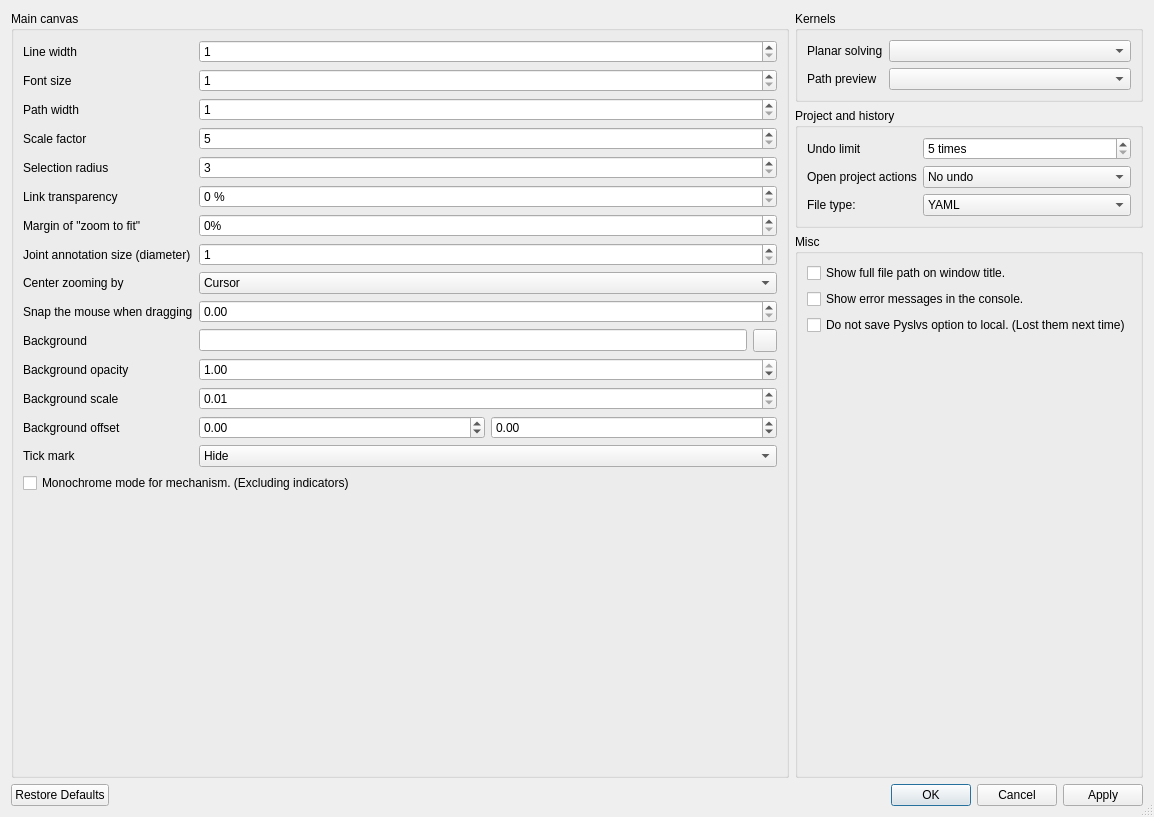
Before: the Qt Designer form core/io/preference.ui in KmolYuan/Pyslvs-UI, drawn with Qt 5.
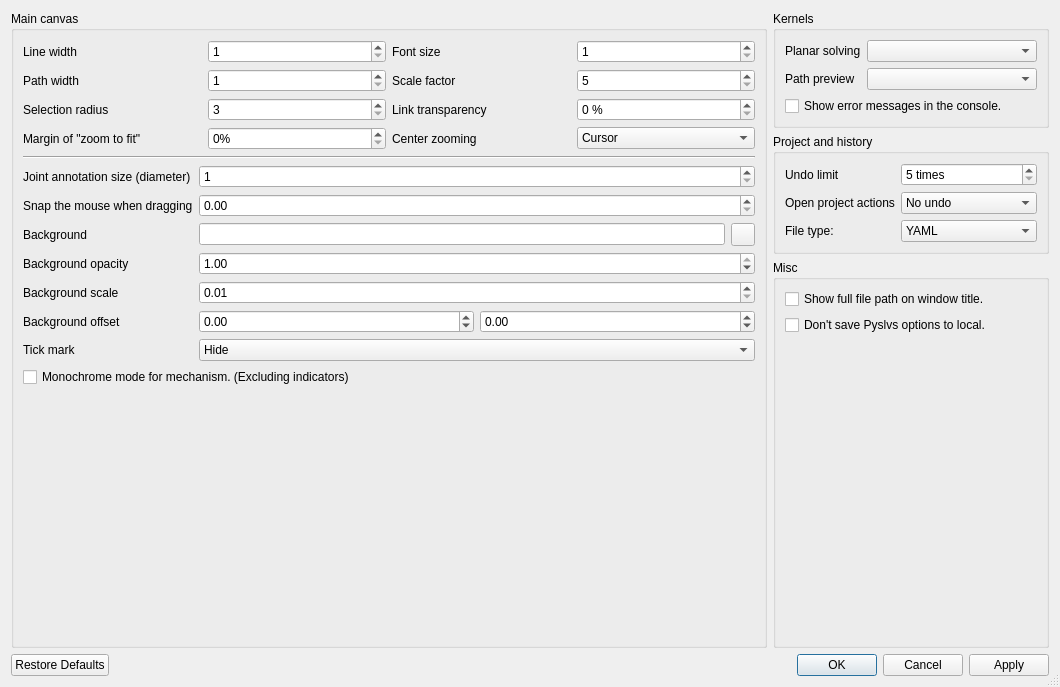
After: the same form once the commit is applied. Icons and pictures are not drawn.

Commit message: Improve preferences dialog.

Diff of the .ui file:
```diff
--- a/core/io/preference.ui
+++ b/core/io/preference.ui
@@ -6,8 +6,8 @@
    <rect>
     <x>0</x>
     <y>0</y>
-    <width>1154</width>
-    <height>817</height>
+    <width>1060</width>
+    <height>687</height>
    </rect>
   </property>
   <property name="windowTitle">
@@ -33,109 +33,22 @@
        </property>
        <layout class="QVBoxLayout" name="verticalLayout_3">
         <item>
-         <layout class="QFormLayout" name="formLayout">
-          <item row="0" column="0">
-           <widget class="QLabel" name="linewidth_label">
-            <property name="text">
-             <string>Line width</string>
-            </property>
-           </widget>
-          </item>
-          <item row="0" column="1">
-           <widget class="QSpinBox" name="line_width_option">
-            <property name="minimum">
-             <number>1</number>
-            </property>
-            <property name="maximum">
-             <number>10</number>
-            </property>
-            <property name="displayIntegerBase">
-             <number>10</number>
-            </property>
-           </widget>
-          </item>
-          <item row="1" column="0">
-           <widget class="QLabel" name="fontsize_label">
-            <property name="text">
-             <string>Font size</string>
-            </property>
-           </widget>
-          </item>
-          <item row="1" column="1">
-           <widget class="QSpinBox" name="font_size_option">
-            <property name="minimum">
-             <number>1</number>
-            </property>
-            <property name="maximum">
-             <number>30</number>
-            </property>
-            <property name="singleStep">
-             <number>2</number>
-            </property>
-           </widget>
-          </item>
-          <item row="2" column="0">
-           <widget class="QLabel" name="pathwidth_label">
-            <property name="text">
-             <string>Path width</string>
-            </property>
-           </widget>
-          </item>
-          <item row="2" column="1">
-           <widget class="QSpinBox" name="path_width_option">
-            <property name="minimum">
-             <number>1</number>
-            </property>
-            <property name="maximum">
-             <number>5</number>
-            </property>
-           </widget>
-          </item>
-          <item row="3" column="0">
+         <layout class="QGridLayout" name="gridLayout">
+          <item row="1" column="2">
            <widget class="QLabel" name="scalefactor_label">
             <property name="text">
              <string>Scale factor</string>
             </property>
            </widget>
           </item>
-          <item row="3" column="1">
-           <widget class="QSpinBox" name="scalefactor_option">
-            <property name="minimum">
-             <number>5</number>
-            </property>
-            <property name="maximum">
-             <number>100</number>
-            </property>
-            <property name="singleStep">
-             <number>5</number>
-            </property>
-           </widget>
-          </item>
-          <item row="4" column="0">
-           <widget class="QLabel" name="selectionradius_label">
-            <property name="text">
-             <string>Selection radius</string>
-            </property>
-           </widget>
-          </item>
-          <item row="4" column="1">
-           <widget class="QSpinBox" name="selection_radius_option">
-            <property name="minimum">
-             <number>3</number>
-            </property>
-            <property name="maximum">
-             <number>10</number>
-            </property>
-           </widget>
-          </item>
-          <item row="5" column="0">
+          <item row="2" column="2">
            <widget class="QLabel" name="linktransparency_label">
             <property name="text">
              <string>Link transparency</string>
             </property>
            </widget>
           </item>
-          <item row="5" column="1">
+          <item row="2" column="3">
            <widget class="QSpinBox" name="link_trans_option">
             <property name="suffix">
              <string> %</string>
@@ -148,14 +61,122 @@
             </property>
            </widget>
           </item>
-          <item row="6" column="0">
+          <item row="0" column="1">
+           <widget class="QSpinBox" name="line_width_option">
+            <property name="minimum">
+             <number>1</number>
+            </property>
+            <property name="maximum">
+             <number>10</number>
+            </property>
+            <property name="displayIntegerBase">
+             <number>10</number>
+            </property>
+           </widget>
+          </item>
+          <item row="2" column="0">
+           <widget class="QLabel" name="selectionradius_label">
+            <property name="text">
+             <string>Selection radius</string>
+            </property>
+           </widget>
+          </item>
+          <item row="2" column="1">
+           <widget class="QSpinBox" name="selection_radius_option">
+            <property name="minimum">
+             <number>3</number>
+            </property>
+            <property name="maximum">
+             <number>10</number>
+            </property>
+           </widget>
+          </item>
+          <item row="1" column="3">
+           <widget class="QSpinBox" name="scalefactor_option">
+            <property name="minimum">
+             <number>5</number>
+            </property>
+            <property name="maximum">
+             <number>100</number>
+            </property>
+            <property name="singleStep">
+             <number>5</number>
+            </property>
+           </widget>
+          </item>
+          <item row="0" column="0">
+           <widget class="QLabel" name="linewidth_label">
+            <property name="text">
+             <string>Line width</string>
+            </property>
+           </widget>
+          </item>
+          <item row="1" column="0">
+           <widget class="QLabel" name="pathwidth_label">
+            <property name="text">
+             <string>Path width</string>
+            </property>
+           </widget>
+          </item>
+          <item row="0" column="3">
+           <widget class="QSpinBox" name="font_size_option">
+            <property name="minimum">
+             <number>1</number>
+            </property>
+            <property name="maximum">
+             <number>30</number>
+            </property>
+            <property name="singleStep">
+             <number>2</number>
+            </property>
+           </widget>
+          </item>
+          <item row="0" column="2">
+           <widget class="QLabel" name="fontsize_label">
+            <property name="text">
+             <string>Font size</string>
+            </property>
+           </widget>
+          </item>
+          <item row="1" column="1">
+           <widget class="QSpinBox" name="path_width_option">
+            <property name="minimum">
+             <number>1</number>
+            </property>
+            <property name="maximum">
+             <number>5</number>
+            </property>
+           </widget>
+          </item>
+          <item row="3" column="2">
+           <widget class="QLabel" name="zoomby_label">
+            <property name="text">
+             <string>Center zooming</string>
+            </property>
+           </widget>
+          </item>
+          <item row="3" column="3">
+           <widget class="QComboBox" name="zoom_by_option">
+            <item>
+             <property name="text">
+              <string>Cursor</string>
+             </property>
+            </item>
+            <item>
+             <property name="text">
+              <string>Cavas center</string>
+             </property>
+            </item>
+           </widget>
+          </item>
+          <item row="3" column="0">
            <widget class="QLabel" name="marginfactor_label">
             <property name="text">
              <string>Margin of &quot;zoom to fit&quot;</string>
             </property>
            </widget>
           </item>
-          <item row="6" column="1">
+          <item row="3" column="1">
            <widget class="QSpinBox" name="margin_factor_option">
             <property name="suffix">
              <string>%</string>
@@ -168,14 +189,25 @@
             </property>
            </widget>
           </item>
-          <item row="7" column="0">
+         </layout>
+        </item>
+        <item>
+         <widget class="Line" name="line">
+          <property name="orientation">
+           <enum>Qt::Horizontal</enum>
+          </property>
+         </widget>
+        </item>
+        <item>
+         <layout class="QFormLayout" name="formLayout">
+          <item row="0" column="0">
            <widget class="QLabel" name="jointsize_label">
             <property name="text">
              <string>Joint annotation size (diameter)</string>
             </property>
            </widget>
           </item>
-          <item row="7" column="1">
+          <item row="0" column="1">
            <widget class="QSpinBox" name="joint_size_option">
             <property name="minimum">
              <number>1</number>
@@ -185,49 +217,28 @@
             </property>
            </widget>
           </item>
-          <item row="8" column="0">
-           <widget class="QLabel" name="zoomby_label">
-            <property name="text">
-             <string>Center zooming by</string>
-            </property>
-           </widget>
-          </item>
-          <item row="8" column="1">
-           <widget class="QComboBox" name="zoom_by_option">
-            <item>
-             <property name="text">
-              <string>Cursor</string>
-             </property>
-            </item>
-            <item>
-             <property name="text">
-              <string>Cavas center</string>
-             </property>
-            </item>
-           </widget>
-          </item>
-          <item row="9" column="0">
+          <item row="1" column="0">
            <widget class="QLabel" name="snap_label">
             <property name="text">
              <string>Snap the mouse when dragging</string>
             </property>
            </widget>
           </item>
-          <item row="9" column="1">
+          <item row="1" column="1">
            <widget class="QDoubleSpinBox" name="snap_option">
             <property name="maximum">
              <double>50.000000000000000</double>
             </property>
            </widget>
           </item>
-          <item row="10" column="0">
+          <item row="2" column="0">
            <widget class="QLabel" name="background_label">
             <property name="text">
              <string>Background</string>
             </property>
            </widget>
           </item>
-          <item row="10" column="1">
+          <item row="2" column="1">
            <layout class="QHBoxLayout" name="background_layout">
             <item>
              <widget class="QLineEdit" name="background_option">
@@ -246,14 +257,14 @@
             </item>
            </layout>
           </item>
-          <item row="11" column="0">
+          <item row="3" column="0">
            <widget class="QLabel" name="background_opacity_label">
             <property name="text">
              <string>Background opacity</string>
             </property>
            </widget>
           </item>
-          <item row="11" column="1">
+          <item row="3" column="1">
            <widget class="QDoubleSpinBox" name="background_opacity_option">
             <property name="maximum">
              <double>1.000000000000000</double>
@@ -266,14 +277,14 @@
             </property>
            </widget>
           </item>
-          <item row="12" column="0">
+          <item row="4" column="0">
            <widget class="QLabel" name="background_scale_label">
             <property name="text">
              <string>Background scale</string>
             </property>
            </widget>
           </item>
-          <item row="12" column="1">
+          <item row="4" column="1">
            <widget class="QDoubleSpinBox" name="background_scale_option">
             <property name="minimum">
              <double>0.010000000000000</double>
@@ -286,14 +297,14 @@
             </property>
            </widget>
           </item>
-          <item row="13" column="0">
+          <item row="5" column="0">
            <widget class="QLabel" name="background_offset_label">
             <property name="text">
              <string>Background offset</string>
             </property>
            </widget>
           </item>
-          <item row="13" column="1">
+          <item row="5" column="1">
            <layout class="QHBoxLayout" name="background_offset_layout">
             <item>
              <widget class="QDoubleSpinBox" name="background_offset_x_option">
@@ -317,14 +328,14 @@
             </item>
            </layout>
           </item>
-          <item row="14" column="0">
+          <item row="6" column="0">
            <widget class="QLabel" name="tick_mark_label">
             <property name="text">
              <string>Tick mark</string>
             </property>
            </widget>
           </item>
-          <item row="14" column="1">
+          <item row="6" column="1">
            <widget class="QComboBox" name="tick_mark_option">
             <item>
              <property name="text">
@@ -375,27 +386,38 @@
          <property name="title">
           <string>Kernels</string>
          </property>
-         <layout class="QFormLayout" name="formLayout_3">
-          <item row="0" column="0">
-           <widget class="QLabel" name="planarsolver_label">
-            <property name="text">
-             <string>Planar solving</string>
-            </property>
-           </widget>
+         <layout class="QVBoxLayout" name="verticalLayout_4">
+          <item>
+           <layout class="QFormLayout" name="formLayout_3">
+            <item row="0" column="0">
+             <widget class="QLabel" name="planarsolver_label">
+              <property name="text">
+               <string>Planar solving</string>
+              </property>
+             </widget>
+            </item>
+            <item row="0" column="1">
+             <widget class="QComboBox" name="planar_solver_option"/>
+            </item>
+            <item row="1" column="0">
+             <widget class="QLabel" name="pathpreview_label">
+              <property name="text">
+               <string>Path preview</string>
+              </property>
+             </widget>
+            </item>
+            <item row="1" column="1">
+             <widget class="QComboBox" name="path_preview_option"/>
+            </item>
+           </layout>
           </item>
-          <item row="0" column="1">
-           <widget class="QComboBox" name="planar_solver_option"/>
-          </item>
-          <item row="1" column="0">
-           <widget class="QLabel" name="pathpreview_label">
+          <item>
+           <widget class="QCheckBox" name="console_error_option">
             <property name="text">
-             <string>Path preview</string>
+             <string>Show error messages in the console.</string>
             </property>
            </widget>
           </item>
-          <item row="1" column="1">
-           <widget class="QComboBox" name="path_preview_option"/>
-          </item>
          </layout>
         </widget>
        </item>
@@ -485,17 +507,10 @@
             </property>
            </widget>
           </item>
-          <item>
-           <widget class="QCheckBox" name="console_error_option">
-            <property name="text">
-             <string>Show error messages in the console.</string>
-            </property>
-           </widget>
-          </item>
           <item>
            <widget class="QCheckBox" name="dontsave_option">
             <property name="text">
-             <string>Do not save Pyslvs option to local. (Lost them next time)</string>
+             <string>Don't save Pyslvs options to local.</string>
             </property>
            </widget>
           </item>
```
The commit also changes 2 other files.
